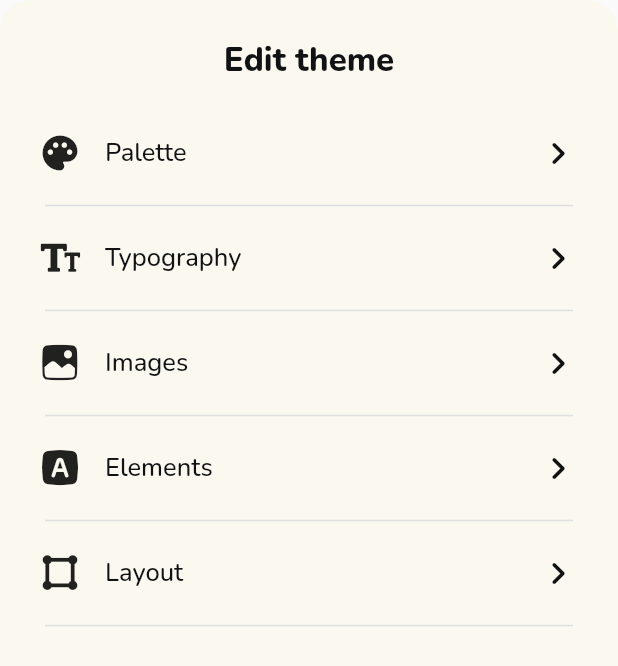
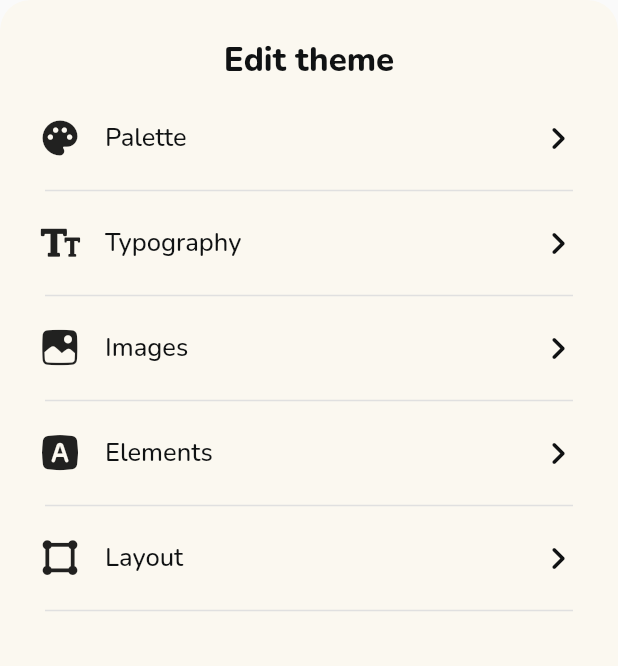
Before and after one commit to cjwg/onodu, a Flutter app: the ThemeSettingsWidget widget shown alone on an empty page, opened directly, on a phone screen of 412 x 824 dp. Shown: the top 666 px of the screen. Run offline on Flutter 3.47's test engine with Material 2 defaults, Android fonts, the phone set to English and light mode, and no system bars; our stand-ins replace auto_size_text, dropdown_button2, flutter_animate, flutter_colorpicker, font_awesome_flutter, from_css_color and 6 more; missing offline and left inert: json_path; accounts and stored records are empty; statements that could not run were skipped.

Commit message:
Updating to latest FlutterFlow output.

```diff
--- a/lib/components/theme_settings/theme_settings_widget.dart
+++ b/lib/components/theme_settings/theme_settings_widget.dart
@@ -86,7 +86,7 @@ class _ThemeSettingsWidgetState extends State<ThemeSettingsWidget> {
                     ),
                   ),
                   Align(
-                    alignment: AlignmentDirectional(0.0, -0.25),
+                    alignment: AlignmentDirectional(0.0, -0.35),
                     child: ListView(
                       padding: EdgeInsets.zero,
                       shrinkWrap: true,
```
